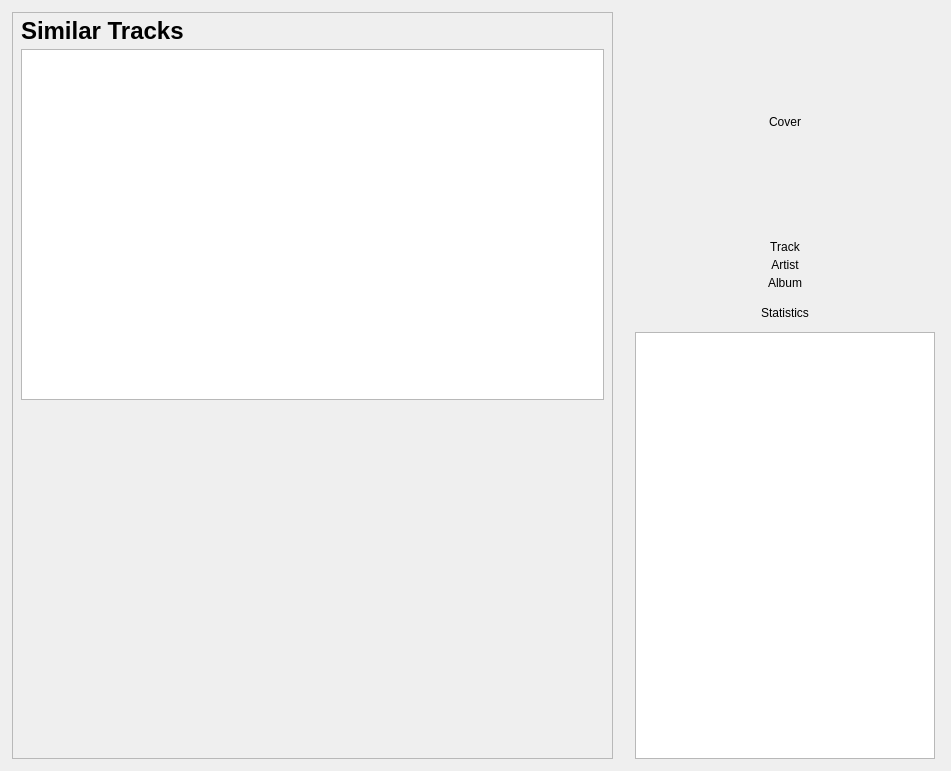
tomahawk-player/tomahawk, file src/libtomahawk/widgets/infowidgets/TrackInfoWidget.ui: the form before one commit.
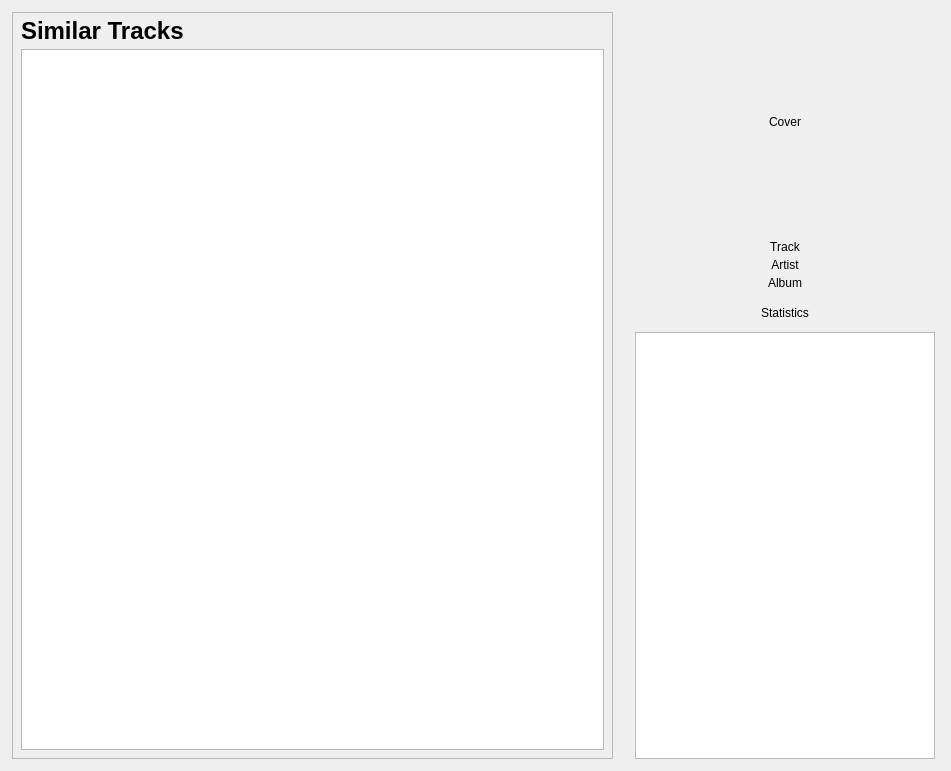
The form after the commit. Custom widgets are drawn as their Qt base class.

Commit message: * Show loading spinner and emptiness tooltip on track page.

The edit to the form file:
```diff
--- a/src/libtomahawk/widgets/infowidgets/TrackInfoWidget.ui
+++ b/src/libtomahawk/widgets/infowidgets/TrackInfoWidget.ui
@@ -103,19 +103,6 @@
             </property>
            </widget>
           </item>
-          <item>
-           <spacer name="verticalSpacer_3">
-            <property name="orientation">
-             <enum>Qt::Vertical</enum>
-            </property>
-            <property name="sizeHint" stdset="0">
-             <size>
-              <width>20</width>
-              <height>0</height>
-             </size>
-            </property>
-           </spacer>
-          </item>
          </layout>
         </widget>
        </item>
```
The commit also changes 2 other files.
